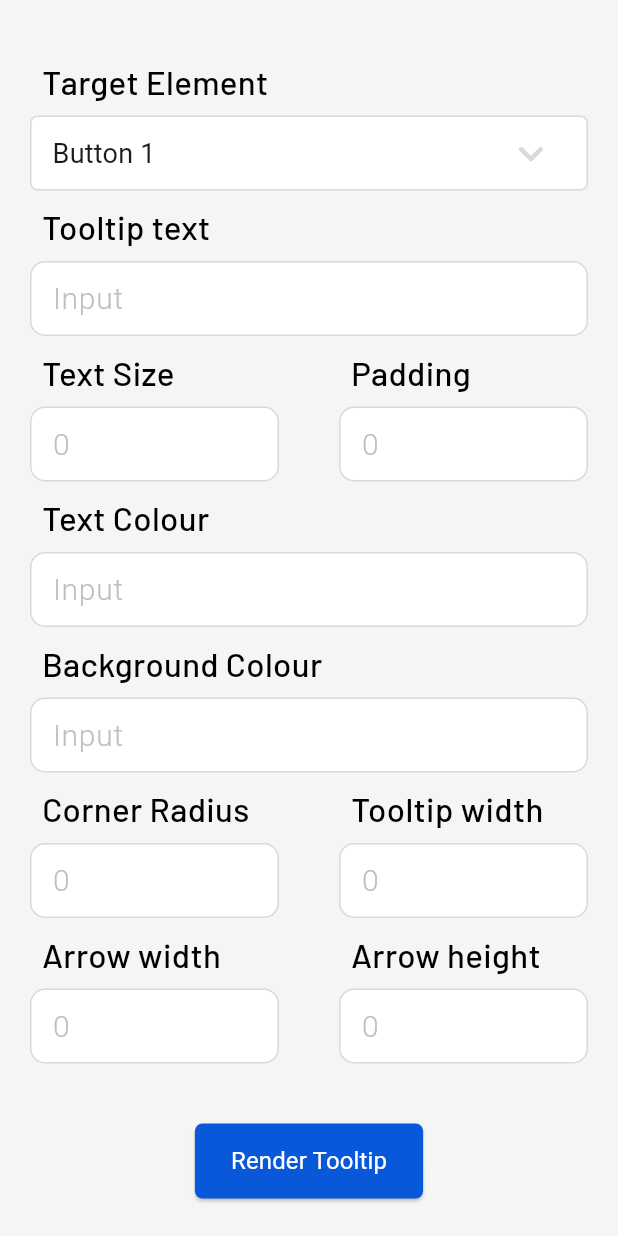
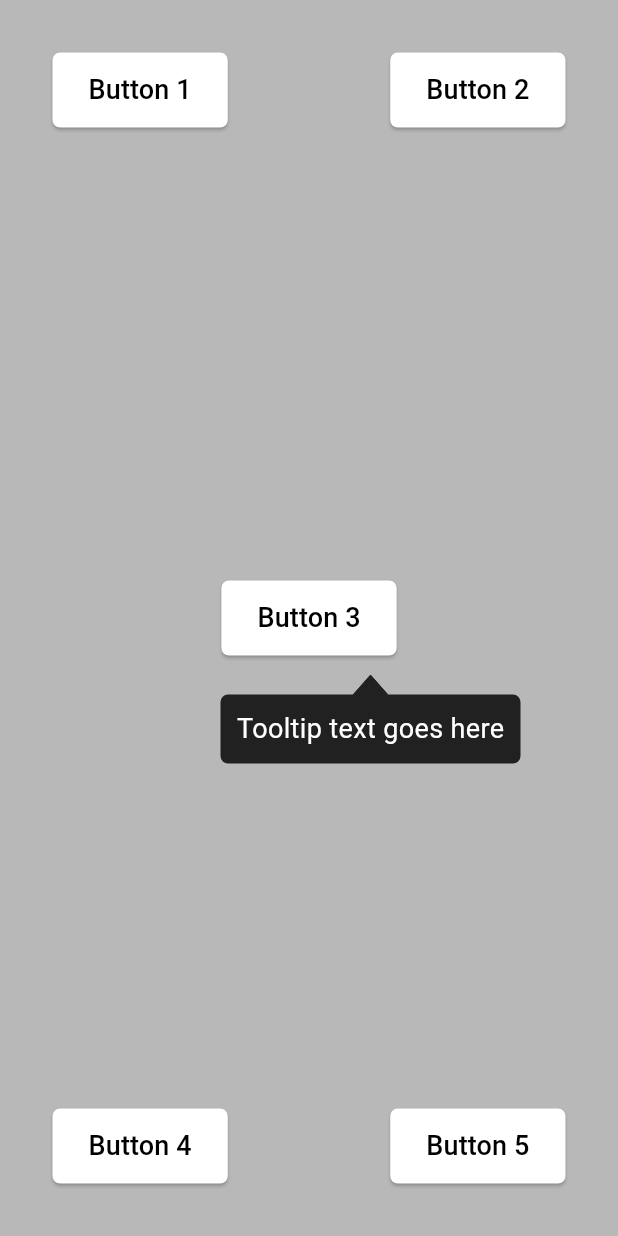
Before and after one commit to heyprincesingh/PlotLine_Mobile, a Flutter app: the screen it shows after launch, after a tap on "Render Tooltip", on a phone screen of 412 x 824 dp. Run offline on Flutter 3.47's test engine with Material 2 defaults, Android fonts, the phone set to English and light mode, and no system bars; our stand-ins replace get, google_fonts.

Commit message:
Screen 2 UI Completed

```diff
--- /dev/null
+++ b/lib/view/buttonScreen.dart
@@ -0,0 +1,122 @@
+import 'package:flutter/material.dart';
+
+class buttonScreen extends StatelessWidget {
+  const buttonScreen({super.key});
+
+  @override
+  Widget build(BuildContext context) {
+    double x = 425, y = 40;
+    return Scaffold(
+      backgroundColor: Color(0xffb8b8b8),
+      body: SafeArea(
+        child: Padding(
+          padding: const EdgeInsets.all(25),
+          child: Stack(
+            children: [
+              Positioned(
+                top: x,
+                right: y,
+                child: Column(
+                  children: [
+                    SizedBox(
+                      height: 10 + 3,
+                      width: 20 + 3,
+                      child: CustomPaint(
+                        foregroundPainter: tooltipTriangle(),
+                      ),
+                    ),
+                    Container(
+                      width: 200,
+                      decoration: BoxDecoration(
+                        color: Color(0xff212121),
+                        borderRadius: BorderRadius.all(Radius.circular(5))
+                      ),
+                      child: Padding(
+                        padding: const EdgeInsets.all(10),
+                        child: Center(child: Text("Tooltip text goes here", style: TextStyle(color: Colors.white, fontSize: 18),)),
+                      ),
+                    )
+                  ],
+                ),
+              ),
+              Positioned(
+                top: 10,
+                left: 10,
+                child: buttons(1),
+              ),
+              Positioned(
+                top: 10,
+                right: 10,
+                child: buttons(2),
+              ),
+              Center(
+                child: buttons(3),
+              ),
+              Positioned(
+                bottom: 10,
+                left: 10,
+                child: buttons(4),
+              ),
+              Positioned(
+                bottom: 10,
+                right: 10,
+                child: buttons(5),
+              ),
+            ],
+          ),
+        ),
+      ),
+    );
+  }
+
+  SizedBox buttons(int i) {
+    return SizedBox(
+      height: 50,
+      child: ElevatedButton(
+        style: ButtonStyle(
+          backgroundColor: MaterialStateColor.resolveWith(
+            (states) => Colors.white,
+          ),
+          shape: MaterialStateProperty.all<RoundedRectangleBorder>(
+            RoundedRectangleBorder(
+              borderRadius: BorderRadius.circular(5),
+            ),
+          ),
+        ),
+        onPressed: () {},
+        child: Text(
+          "Button ${i}",
+          style: TextStyle(
+              color: Colors.black, fontWeight: FontWeight.w500, fontSize: 18),
+        ),
+      ),
+    );
+  }
+}
+
+class tooltipTriangle extends CustomPainter {
+  @override
+  void paint(Canvas canvas, Size size) {
+    final paint = Paint()
+      ..color = Color(0xff212121)
+      ..strokeWidth = 0
+      ..style = PaintingStyle.stroke;
+
+    final path = Path();
+    path.moveTo(size.width * 1 / 2, 0);
+    path.lineTo(0, size.height * 1);
+    path.lineTo(size.width * 1, size.height * 1);
+    path.close();
+
+    canvas.drawPath(path, paint);
+
+    final paint2 = Paint()
+      ..color = Color(0xff212121)
+      ..style = PaintingStyle.fill;
+
+    canvas.drawPath(path, paint2);
+  }
+
+  @override
+  bool shouldRepaint(CustomPainter oldDelegate) => false;
+}
--- a/lib/view/formScreen.dart
+++ b/lib/view/formScreen.dart
@@ -1,5 +1,7 @@
+import 'package:get/get.dart';
 import 'package:flutter/material.dart';
 import 'package:google_fonts/google_fonts.dart';
+import 'package:plotline_mobile/view/buttonScreen.dart';
 
 class formScreen extends StatelessWidget {
   const formScreen({super.key});
@@ -9,7 +11,7 @@ class formScreen extends StatelessWidget {
     final ValueNotifier<String> selectedOption = ValueNotifier('Button 1');
 
     return Padding(
-      padding: const EdgeInsets.only(left: 20,right: 20,top: 20),
+      padding: const EdgeInsets.only(left: 20, right: 20, top: 20),
       child: SingleChildScrollView(
         physics: const ScrollPhysics(),
         child: Column(
@@ -72,8 +74,11 @@ class formScreen extends StatelessWidget {
               ),
             ),
             screenText("Tooltip text"),
-            screenInput(context, MediaQuery.of(context).size.width - 40,
-                TextInputType.text),
+            screenInput(
+              context,
+              MediaQuery.of(context).size.width - 40,
+              TextInputType.text,
+            ),
             Row(
               mainAxisAlignment: MainAxisAlignment.spaceBetween,
               crossAxisAlignment: CrossAxisAlignment.start,
@@ -103,11 +108,17 @@ class formScreen extends StatelessWidget {
               ],
             ),
             screenText("Text Colour"),
-            screenInput(context, MediaQuery.of(context).size.width - 40,
-                TextInputType.text),
+            screenInput(
+              context,
+              MediaQuery.of(context).size.width - 40,
+              TextInputType.text,
+            ),
             screenText("Background Colour"),
-            screenInput(context, MediaQuery.of(context).size.width - 40,
-                TextInputType.text),
+            screenInput(
+              context,
+              MediaQuery.of(context).size.width - 40,
+              TextInputType.text,
+            ),
             Row(
               mainAxisAlignment: MainAxisAlignment.spaceBetween,
               crossAxisAlignment: CrossAxisAlignment.start,
@@ -184,7 +195,7 @@ class formScreen extends StatelessWidget {
                         ),
                       ),
                     ),
-                    onPressed: () {},
+                    onPressed: ()=> Get.to(buttonScreen()),
                     child: Text(
                       "Render Tooltip",
                       style: TextStyle(
@@ -202,7 +213,8 @@ class formScreen extends StatelessWidget {
     );
   }
 
-  Container screenInput(BuildContext context, double width, TextInputType type) {
+  Container screenInput(
+      BuildContext context, double width, TextInputType type) {
     return Container(
       height: 50,
       width: width,
```
